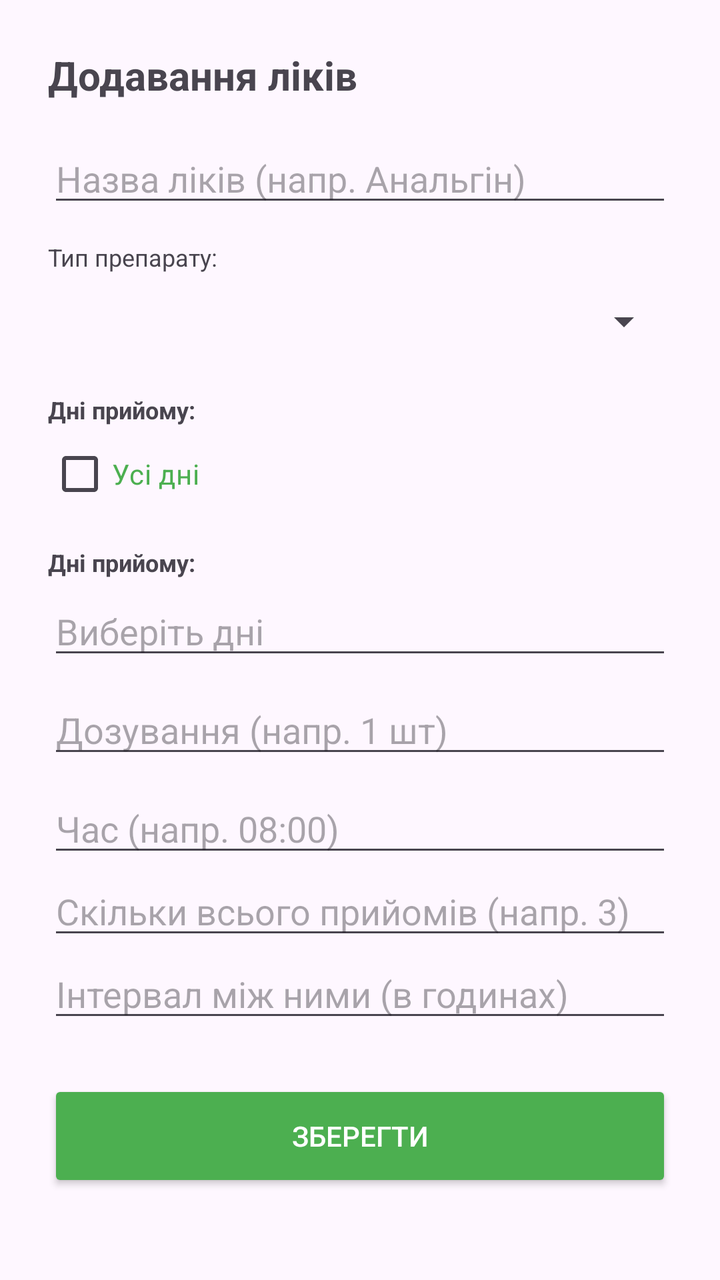
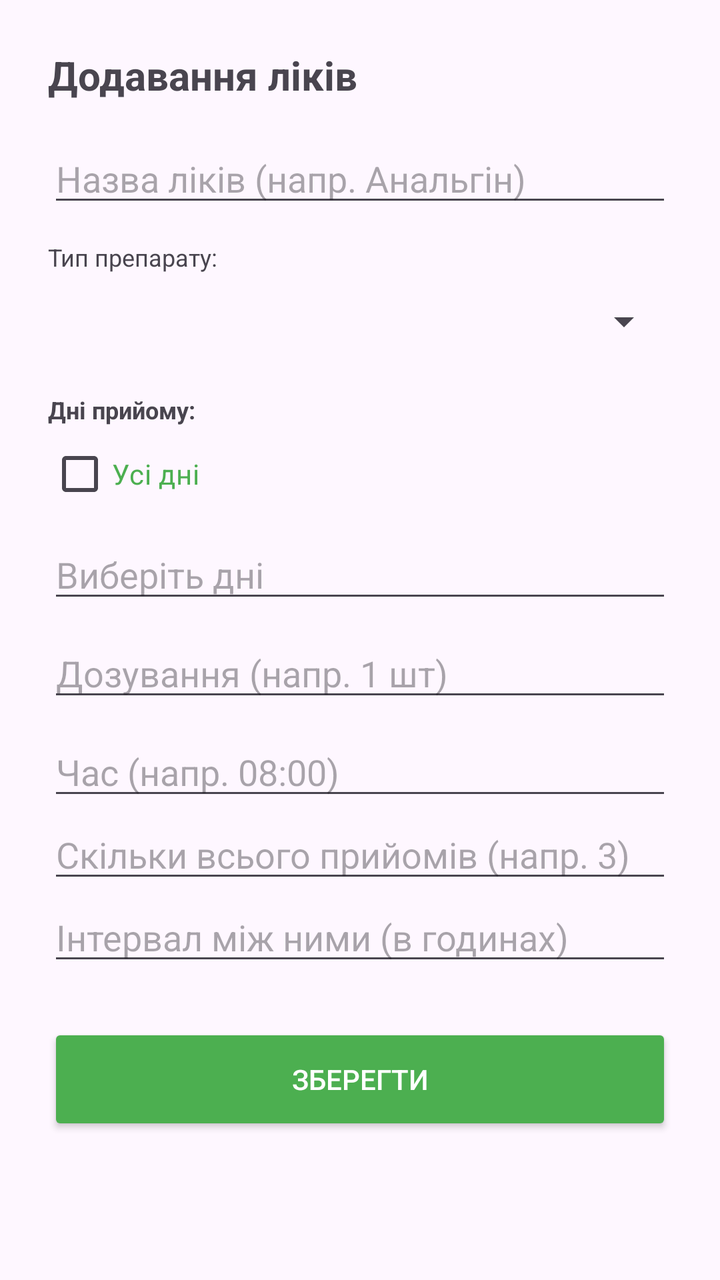

An Android layout rendered at two revisions. The XML below is the earlier revision; the diff shows what the commit changed to produce the second picture.
<!-- AndroidManifest.xml: application theme Theme.MedCourse -->
<!-- res/layout/dialog_add_medicine.xml -->
<?xml version="1.0" encoding="utf-8"?>
<LinearLayout xmlns:android="http://schemas.android.com/apk/res/android"
    android:layout_width="match_parent"
    android:layout_height="wrap_content"
    android:orientation="vertical"
    android:padding="24dp">

    <TextView
        android:layout_width="wrap_content"
        android:layout_height="wrap_content"
        android:text="Додавання ліків"
        android:textSize="20sp"
        android:textStyle="bold"
        android:layout_marginBottom="16dp"/>

    <EditText
        android:id="@+id/editName"
        android:layout_width="match_parent"
        android:layout_height="wrap_content"
        android:hint="Назва ліків (напр. Анальгін)"
        android:inputType="textCapSentences"/>

    <TextView
        android:layout_width="wrap_content"
        android:layout_height="wrap_content"
        android:text="Тип препарату:"
        android:layout_marginTop="12dp"
        android:textSize="12sp"/>
    <Spinner
        android:id="@+id/spinnerType"
        android:layout_width="match_parent"
        android:layout_height="48dp" />

    <TextView
        android:layout_width="wrap_content"
        android:layout_height="wrap_content"
        android:text="Дні прийому:"
        android:layout_marginTop="12dp"
        android:textSize="12sp"
        android:textStyle="bold"/>

    <CheckBox
        android:id="@+id/cbAllDays"
        android:layout_width="wrap_content"
        android:layout_height="wrap_content"
        android:text="Усі дні"
        android:textColor="#4CAF50"/>

    <TextView
        android:layout_width="wrap_content"
        android:layout_height="wrap_content"
        android:text="Дні прийому:"
        android:layout_marginTop="12dp"
        android:textSize="12sp"
        android:textStyle="bold"/>

    <EditText
        android:id="@+id/editDays"
        android:layout_width="match_parent"
        android:layout_height="wrap_content"
        android:hint="Виберіть дні"
        android:focusable="false"
        android:clickable="true"
        android:layout_marginTop="4dp"
        android:background="?android:attr/editTextBackground" />

    <EditText
        android:id="@+id/editDosage"
        android:layout_width="match_parent"
        android:layout_height="wrap_content"
        android:hint="Дозування (напр. 1 шт)"
        android:layout_marginTop="8dp"/>

    <EditText
        android:id="@+id/editTime"
        android:layout_width="match_parent"
        android:layout_height="wrap_content"
        android:hint="Час (напр. 08:00)"
        android:layout_marginTop="8dp"
        android:inputType="time"/>
    <EditText
        android:id="@+id/editTotalDoses"
        android:layout_width="match_parent"
        android:layout_height="wrap_content"
        android:hint="Скільки всього прийомів (напр. 3)"
        android:inputType="number" />

    <EditText
        android:id="@+id/editInterval"
        android:layout_width="match_parent"
        android:layout_height="wrap_content"
        android:hint="Інтервал між ними (в годинах)"
        android:inputType="number" />
    <Button
        android:id="@+id/btnSave"
        android:layout_width="match_parent"
        android:layout_height="56dp"
        android:layout_marginTop="24dp"
        android:text="Зберегти"
        android:backgroundTint="#4CAF50"
        android:textColor="@android:color/white"/>
</LinearLayout>
<!-- resources referenced by this layout -->
<resources>
  <style name="Theme.MedCourse" parent="Base.Theme.MedCourse" />
  <style name="Base.Theme.MedCourse" parent="Theme.Material3.DayNight.NoActionBar">
          
          
      </style>
</resources>

<!-- the commit's change to res/layout/dialog_add_medicine.xml (unified diff, before → after) -->
@@ -44,15 +44,7 @@
         android:layout_width="wrap_content"
         android:layout_height="wrap_content"
         android:text="Усі дні"
-        android:textColor="#4CAF50"/>
-
-    <TextView
-        android:layout_width="wrap_content"
-        android:layout_height="wrap_content"
-        android:text="Дні прийому:"
-        android:layout_marginTop="12dp"
-        android:textSize="12sp"
-        android:textStyle="bold"/>
+        android:textColor="#4CAF50" />
 
     <EditText
         android:id="@+id/editDays"
